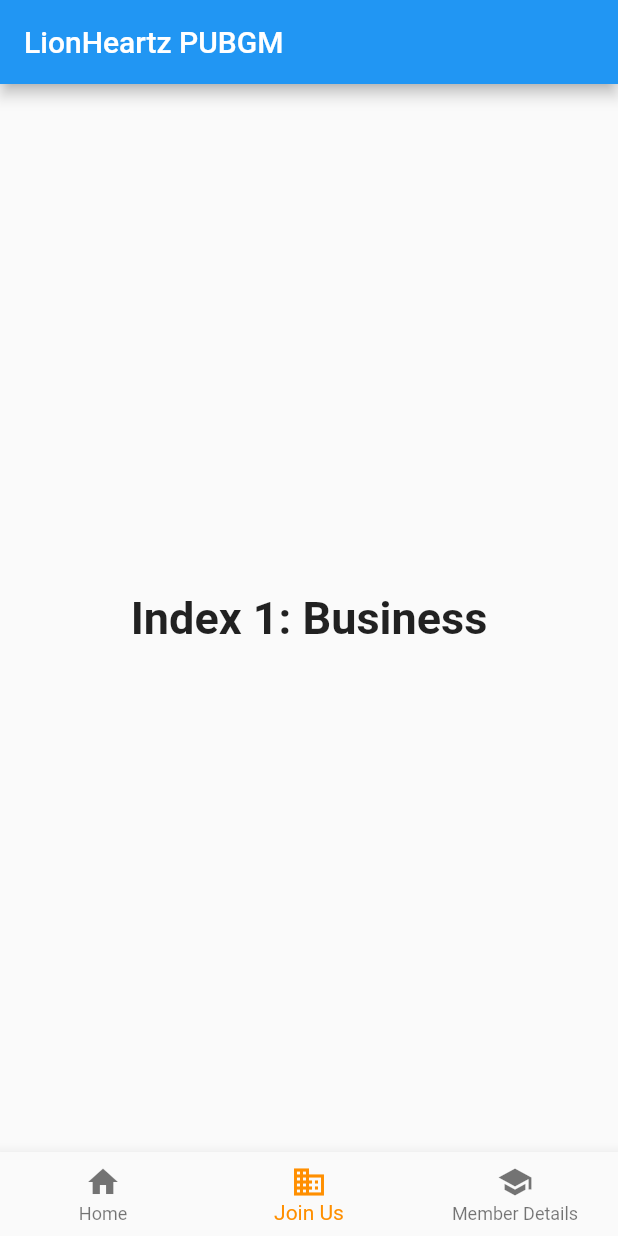
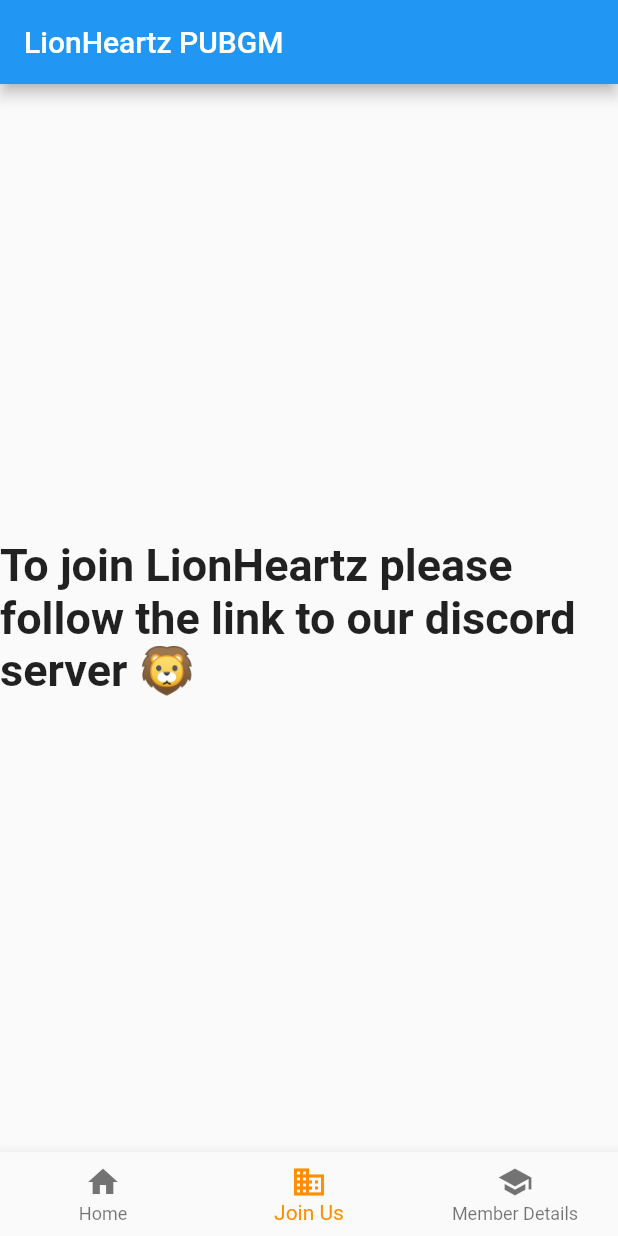
Before and after one commit to mrufflesmcghie/LHZWEB, a Flutter app: the screen it shows after launch, item 2 of the bottom bar chosen, on a phone screen of 412 x 824 dp. Run offline on Flutter 3.47's test engine with Material 2 defaults, Android fonts, the light colour scheme and no system bars.

Commit message:
Update main.dart

```diff
--- a/lib/main.dart
+++ b/lib/main.dart
@@ -13,7 +13,7 @@
 
 /// This is the main application widget.
 class MyApp extends StatelessWidget {
-  static const String _title = 'Flutter Code Sample';
+  static const String _title = 'LionHeartz PUBG Mobile Clan';
 
   @override
   Widget build(BuildContext context) {
@@ -43,7 +43,7 @@
       style: optionStyle,
     ),
     Text(
-      'Index 1: Business',
+      'To join LionHeartz please follow the link to our discord server 🦁',
       style: optionStyle,
     ),
     Text(
```
